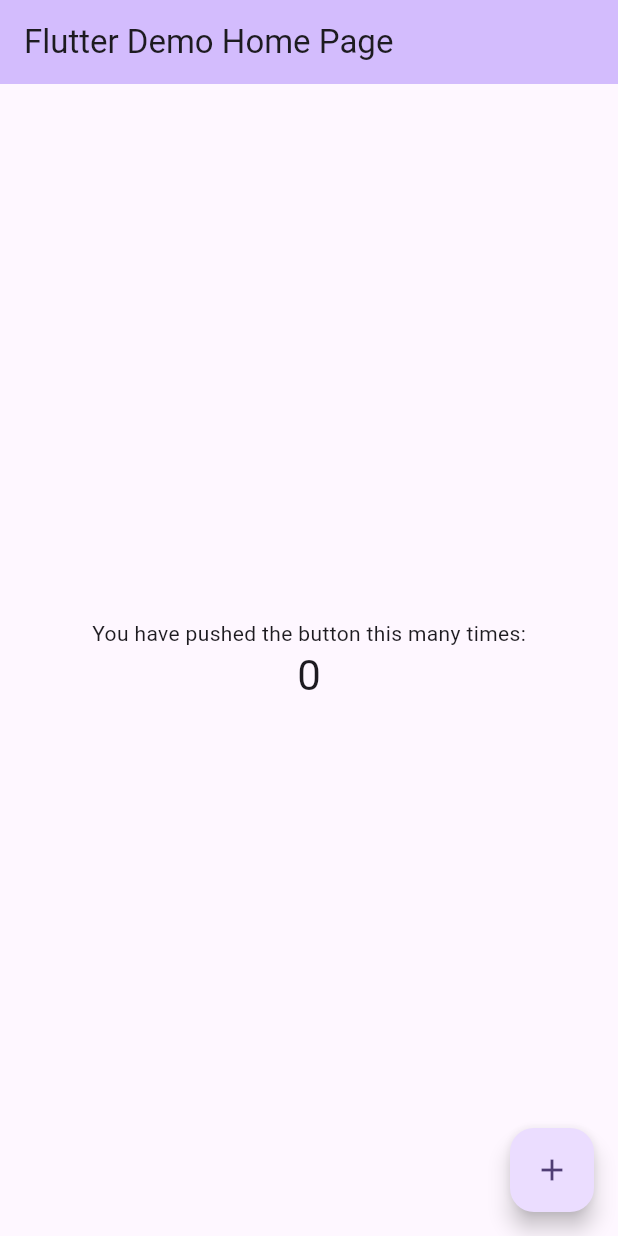
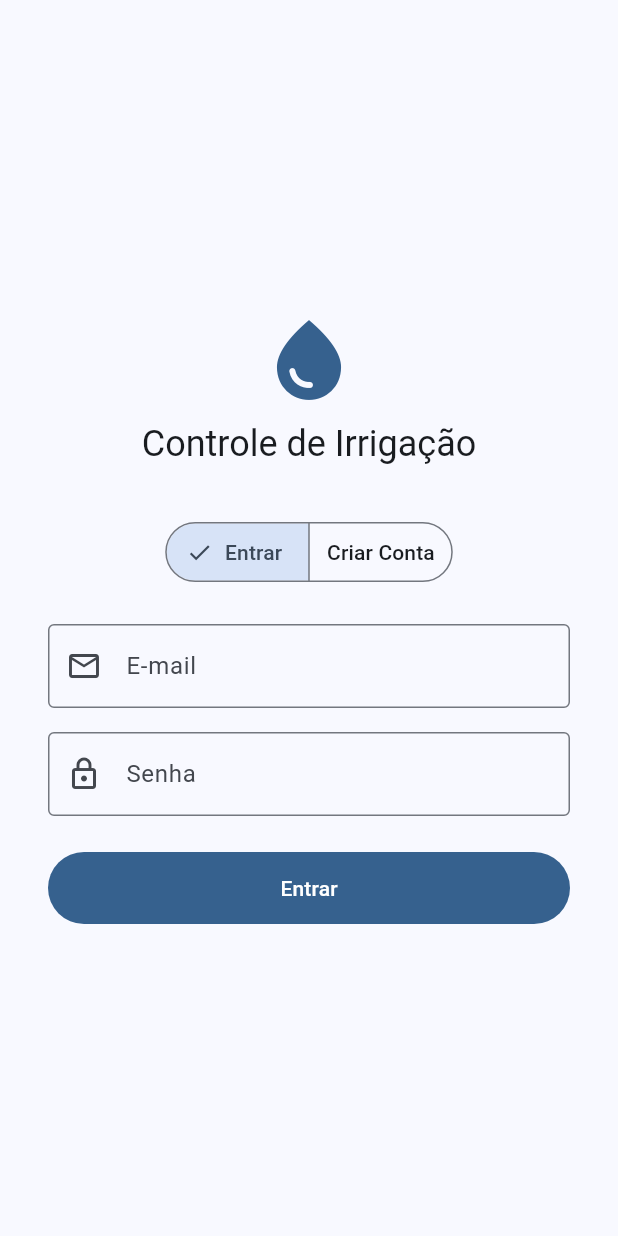
Before and after one commit to EJSeguro/controle-de-irrigacao, a Flutter app: the screen it shows after launch, on a phone screen of 412 x 824 dp. Run offline on Flutter 3.47's test engine with Material 3 defaults, Android fonts, the phone set to English and light mode, and no system bars; our stand-ins replace shared_preferences.

Commit message:
feat: tela de login/criação de conta com SharedPreferences

```diff
--- a/app/lib/main.dart
+++ b/app/lib/main.dart
@@ -1,121 +1,43 @@
 import 'package:flutter/material.dart';
+import 'package:provider/provider.dart';
+import 'screens/auth_screen.dart';
+import 'screens/home_screen.dart';
+import 'services/auth_service.dart';
 
 void main() {
-  runApp(const MyApp());
+  WidgetsFlutterBinding.ensureInitialized();
+  runApp(
+    ChangeNotifierProvider(
+      create: (_) => AuthService()..init(),
+      child: const IrrigacaoApp(),
+    ),
+  );
 }
 
-class MyApp extends StatelessWidget {
-  const MyApp({super.key});
+class IrrigacaoApp extends StatelessWidget {
+  const IrrigacaoApp({super.key});
 
-  // This widget is the root of your application.
   @override
   Widget build(BuildContext context) {
     return MaterialApp(
-      title: 'Flutter Demo',
+      title: 'Controle de Irrigação',
+      debugShowCheckedModeBanner: false,
       theme: ThemeData(
-        // This is the theme of your application.
-        //
-        // TRY THIS: Try running your application with "flutter run". You'll see
-        // the application has a purple toolbar. Then, without quitting the app,
-        // try changing the seedColor in the colorScheme below to Colors.green
-        // and then invoke "hot reload" (save your changes or press the "hot
-        // reload" button in a Flutter-supported IDE, or press "r" if you used
-        // the command line to start the app).
-        //
-        // Notice that the counter didn't reset back to zero; the application
-        // state is not lost during the reload. To reset the state, use hot
-        // restart instead.
-        //
-        // This works for code too, not just values: Most code changes can be
-        // tested with just a hot reload.
-        colorScheme: .fromSeed(seedColor: Colors.deepPurple),
+        colorSchemeSeed: Colors.blue,
+        useMaterial3: true,
       ),
-      home: const MyHomePage(title: 'Flutter Demo Home Page'),
-    );
-  }
-}
-
-class MyHomePage extends StatefulWidget {
-  const MyHomePage({super.key, required this.title});
-
-  // This widget is the home page of your application. It is stateful, meaning
-  // that it has a State object (defined below) that contains fields that affect
-  // how it looks.
-
-  // This class is the configuration for the state. It holds the values (in this
-  // case the title) provided by the parent (in this case the App widget) and
-  // used by the build method of the State. Fields in a Widget subclass are
-  // always marked "final".
-
-  final String title;
-
-  @override
-  State<MyHomePage> createState() => _MyHomePageState();
-}
-
-class _MyHomePageState extends State<MyHomePage> {
-  int _counter = 0;
-
-  void _incrementCounter() {
-    setState(() {
-      // This call to setState tells the Flutter framework that something has
-      // changed in this State, which causes it to rerun the build method below
-      // so that the display can reflect the updated values. If we changed
-      // _counter without calling setState(), then the build method would not be
-      // called again, and so nothing would appear to happen.
-      _counter++;
-    });
-  }
-
-  @override
-  Widget build(BuildContext context) {
-    // This method is rerun every time setState is called, for instance as done
-    // by the _incrementCounter method above.
-    //
-    // The Flutter framework has been optimized to make rerunning build methods
-    // fast, so that you can just rebuild anything that needs updating rather
-    // than having to individually change instances of widgets.
-    return Scaffold(
-      appBar: AppBar(
-        // TRY THIS: Try changing the color here to a specific color (to
-        // Colors.amber, perhaps?) and trigger a hot reload to see the AppBar
-        // change color while the other colors stay the same.
-        backgroundColor: Theme.of(context).colorScheme.inversePrimary,
-        // Here we take the value from the MyHomePage object that was created by
-        // the App.build method, and use it to set our appbar title.
-        title: Text(widget.title),
-      ),
-      body: Center(
-        // Center is a layout widget. It takes a single child and positions it
-        // in the middle of the parent.
-        child: Column(
-          // Column is also a layout widget. It takes a list of children and
-          // arranges them vertically. By default, it sizes itself to fit its
-          // children horizontally, and tries to be as tall as its parent.
-          //
-          // Column has various properties to control how it sizes itself and
-          // how it positions its children. Here we use mainAxisAlignment to
-          // center the children vertically; the main axis here is the vertical
-          // axis because Columns are vertical (the cross axis would be
-          // horizontal).
-          //
-          // TRY THIS: Invoke "debug painting" (choose the "Toggle Debug Paint"
-          // action in the IDE, or press "p" in the console), to see the
-          // wireframe for each widget.
-          mainAxisAlignment: .center,
-          children: [
-            const Text('You have pushed the button this many times:'),
-            Text(
-              '$_counter',
-              style: Theme.of(context).textTheme.headlineMedium,
-            ),
-          ],
-        ),
-      ),
-      floatingActionButton: FloatingActionButton(
-        onPressed: _incrementCounter,
-        tooltip: 'Increment',
-        child: const Icon(Icons.add),
+      home: Consumer<AuthService>(
+        builder: (_, auth, _) {
+          if (auth.isLoading) {
+            return const Scaffold(
+              body: Center(child: CircularProgressIndicator()),
+            );
+          }
+          if (auth.isAuthenticated) {
+            return const HomeScreen();
+          }
+          return const AuthScreen();
+        },
       ),
     );
   }
--- /dev/null
+++ b/app/lib/screens/auth_screen.dart
@@ -0,0 +1,138 @@
+import 'package:flutter/material.dart';
+import 'package:provider/provider.dart';
+import '../services/auth_service.dart';
+
+class AuthScreen extends StatefulWidget {
+  const AuthScreen({super.key});
+
+  @override
+  State<AuthScreen> createState() => _AuthScreenState();
+}
+
+class _AuthScreenState extends State<AuthScreen> {
+  final _emailController = TextEditingController();
+  final _passwordController = TextEditingController();
+  final _formKey = GlobalKey<FormState>();
+  bool _isLogin = true;
+  bool _loading = false;
+
+  @override
+  void dispose() {
+    _emailController.dispose();
+    _passwordController.dispose();
+    super.dispose();
+  }
+
+  Future<void> _submit() async {
+    if (!_formKey.currentState!.validate()) return;
+
+    setState(() => _loading = true);
+
+    try {
+      final auth = context.read<AuthService>();
+      if (_isLogin) {
+        await auth.login(
+          _emailController.text.trim(),
+          _passwordController.text,
+        );
+      } else {
+        await auth.register(
+          _emailController.text.trim(),
+          _passwordController.text,
+        );
+      }
+    } catch (e) {
+      if (mounted) {
+        ScaffoldMessenger.of(context).showSnackBar(
+          SnackBar(
+            content: Text(e.toString().replaceFirst('Exception: ', '')),
+            backgroundColor: Colors.red,
+          ),
+        );
+      }
+    } finally {
+      if (mounted) setState(() => _loading = false);
+    }
+  }
+
+  @override
+  Widget build(BuildContext context) {
+    return Scaffold(
+      body: Center(
+        child: SingleChildScrollView(
+          padding: const EdgeInsets.all(32),
+          child: Form(
+            key: _formKey,
+            child: Column(
+              mainAxisSize: MainAxisSize.min,
+              children: [
+                Icon(Icons.water_drop,
+                    size: 64, color: Theme.of(context).colorScheme.primary),
+                const SizedBox(height: 8),
+                Text('Controle de Irrigação',
+                    style: Theme.of(context).textTheme.headlineSmall),
+                const SizedBox(height: 32),
+                SegmentedButton<bool>(
+                  segments: const [
+                    ButtonSegment(value: true, label: Text('Entrar')),
+                    ButtonSegment(value: false, label: Text('Criar Conta')),
+                  ],
+                  selected: {_isLogin},
+                  onSelectionChanged: (v) => setState(() => _isLogin = v.first),
+                ),
+                const SizedBox(height: 24),
+                TextFormField(
+                  controller: _emailController,
+                  decoration: const InputDecoration(
+                    labelText: 'E-mail',
+                    prefixIcon: Icon(Icons.email_outlined),
+                    border: OutlineInputBorder(),
+                  ),
+                  keyboardType: TextInputType.emailAddress,
+                  validator: (v) {
+                    if (v == null || v.trim().isEmpty) return 'Informe o e-mail.';
+                    if (!v.contains('@')) return 'E-mail inválido.';
+                    return null;
+                  },
+                ),
+                const SizedBox(height: 16),
+                TextFormField(
+                  controller: _passwordController,
+                  decoration: const InputDecoration(
+                    labelText: 'Senha',
+                    prefixIcon: Icon(Icons.lock_outlined),
+                    border: OutlineInputBorder(),
+                  ),
+                  obscureText: true,
+                  validator: (v) {
+                    if (v == null || v.isEmpty) return 'Informe a senha.';
+                    if (v.length < 6) return 'Mínimo 6 caracteres.';
+                    return null;
+                  },
+                ),
+                const SizedBox(height: 24),
+                SizedBox(
+                  width: double.infinity,
+                  height: 48,
+                  child: FilledButton(
+                    onPressed: _loading ? null : _submit,
+                    child: _loading
+                        ? const SizedBox(
+                            width: 20,
+                            height: 20,
+                            child: CircularProgressIndicator(
+                              strokeWidth: 2,
+                              color: Colors.white,
+                            ),
+                          )
+                        : Text(_isLogin ? 'Entrar' : 'Criar Conta'),
+                  ),
+                ),
+              ],
+            ),
+          ),
+        ),
+      ),
+    );
+  }
+}
--- /dev/null
+++ b/app/lib/services/auth_service.dart
@@ -0,0 +1,63 @@
+import 'dart:convert';
+import 'package:flutter/foundation.dart';
+import 'package:shared_preferences/shared_preferences.dart';
+
+class AuthService extends ChangeNotifier {
+  static const _key = 'accounts';
+  Map<String, String> _accounts = {};
+  String? _currentEmail;
+  bool _loading = true;
+
+  String? get currentEmail => _currentEmail;
+  bool get isAuthenticated => _currentEmail != null;
+  bool get isLoading => _loading;
+
+  Future<void> init() async {
+    final prefs = await SharedPreferences.getInstance();
+    final raw = prefs.getString(_key);
+    if (raw != null) {
+      _accounts = Map<String, String>.from(jsonDecode(raw));
+    }
+    _loading = false;
+    notifyListeners();
+  }
+
+  Future<void> _save() async {
+    final prefs = await SharedPreferences.getInstance();
+    await prefs.setString(_key, jsonEncode(_accounts));
+  }
+
+  Future<String> register(String email, String password) async {
+    final key = email.trim().toLowerCase();
+    if (_accounts.containsKey(key)) {
+      throw Exception('Este e-mail já está cadastrado.');
+    }
+    if (password.length < 6) {
+      throw Exception('A senha deve ter no mínimo 6 caracteres.');
+    }
+    _accounts[key] = password;
+    await _save();
+    _currentEmail = key;
+    notifyListeners();
+    return key;
+  }
+
+  Future<String> login(String email, String password) async {
+    final key = email.trim().toLowerCase();
+    final stored = _accounts[key];
+    if (stored == null) {
+      throw Exception('Usuário não encontrado.');
+    }
+    if (stored != password) {
+      throw Exception('Senha incorreta.');
+    }
+    _currentEmail = key;
+    notifyListeners();
+    return key;
+  }
+
+  Future<void> logout() async {
+    _currentEmail = null;
+    notifyListeners();
+  }
+}
--- a/app/pubspec.yaml
+++ b/app/pubspec.yaml
@@ -34,6 +34,8 @@ dependencies:
   # The following adds the Cupertino Icons font to your application.
   # Use with the CupertinoIcons class for iOS style icons.
   cupertino_icons: ^1.0.8
+  shared_preferences: ^2.5.5
+  provider: ^6.1.5+1
 
 dev_dependencies:
   flutter_test:
```
Also changed, not shown: app/lib/screens/home_screen.dart (added, +29 -0 lines), app/pubspec.lock, 2 other files.
